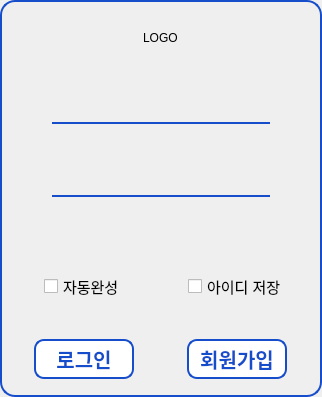
This is client/view/view_login.ui in si-yeon/management_program as Qt 5 draws it before an edit. The edited form follows.
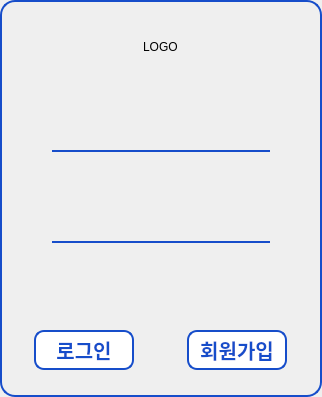
This is the edited form.

Patch:
```diff
--- a/client/view/view_login.ui
+++ b/client/view/view_login.ui
@@ -211,46 +211,6 @@
      </layout>
     </widget>
    </item>
-   <item>
-    <widget class="QFrame" name="frame_5">
-     <property name="styleSheet">
-      <string notr="true">QFrame{
-border: 2px solid #164DCA;
-border-top:none;
-border-bottom:none;
-}
-</string>
-     </property>
-     <property name="frameShape">
-      <enum>QFrame::StyledPanel</enum>
-     </property>
-     <property name="frameShadow">
-      <enum>QFrame::Raised</enum>
-     </property>
-     <layout class="QHBoxLayout" name="horizontalLayout">
-      <item alignment="Qt::AlignHCenter">
-       <widget class="QCheckBox" name="cb_auto_fill">
-        <property name="styleSheet">
-         <string notr="true">font-size: 15px;</string>
-        </property>
-        <property name="text">
-         <string>자동완성</string>
-        </property>
-       </widget>
-      </item>
-      <item alignment="Qt::AlignHCenter">
-       <widget class="QCheckBox" name="cb_remember_id">
-        <property name="styleSheet">
-         <string notr="true">font-size: 15px;</string>
-        </property>
-        <property name="text">
-         <string>아이디 저장</string>
-        </property>
-       </widget>
-      </item>
-     </layout>
-    </widget>
-   </item>
    <item>
     <widget class="QFrame" name="frame_4">
      <property name="styleSheet">
@@ -281,8 +241,7 @@
          <font>
           <family>Pretendard</family>
           <pointsize>-1</pointsize>
-          <weight>62</weight>
-          <bold>true</bold>
+          <bold>false</bold>
          </font>
         </property>
         <property name="styleSheet">
@@ -312,8 +271,7 @@
          <font>
           <family>Pretendard</family>
           <pointsize>-1</pointsize>
-          <weight>62</weight>
-          <bold>true</bold>
+          <bold>false</bold>
          </font>
         </property>
         <property name="styleSheet">
```
